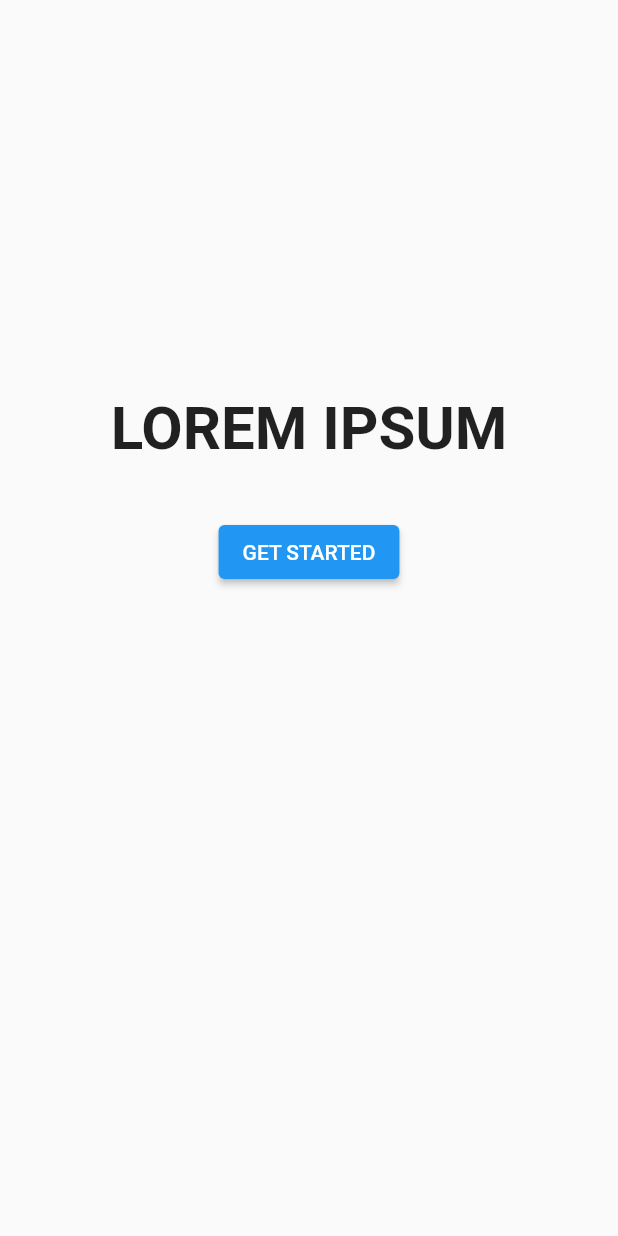
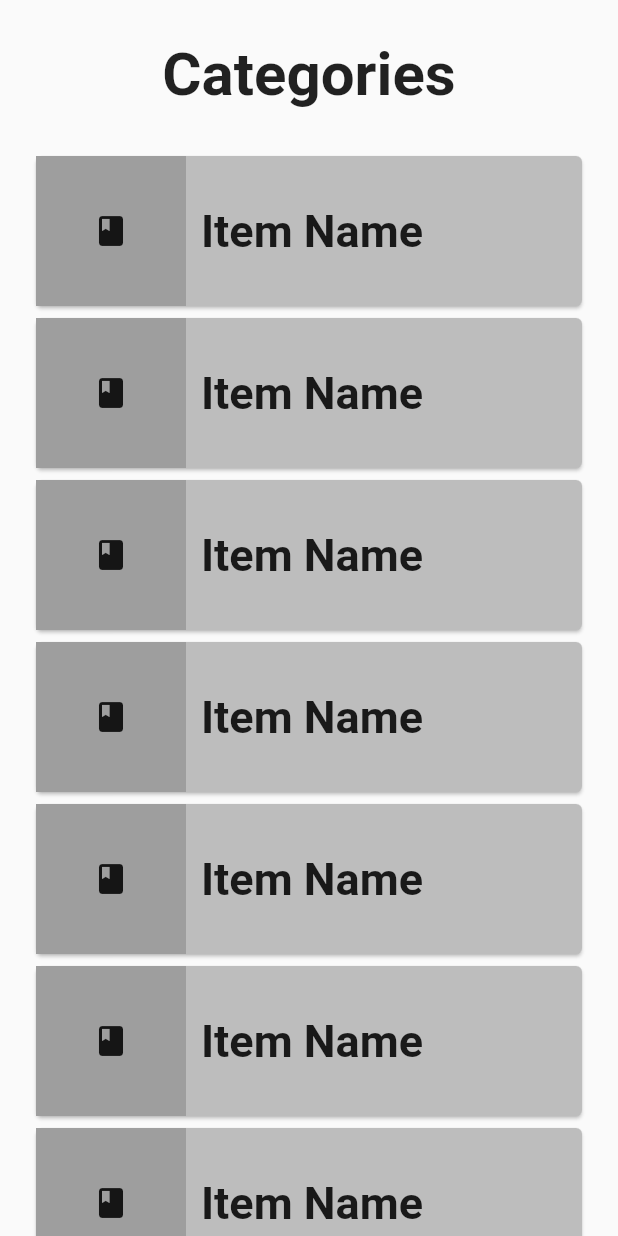
Before and after one commit to realino98/flutter_recycle, a Flutter app: the screen it shows after launch, on a phone screen of 412 x 824 dp. Run offline on Flutter 3.47's test engine with Material 2 defaults, Android fonts, the phone set to English and light mode, and no system bars; Roboto replaces fonts that are missing (Hind).

Commit message:
BR : Added Category Page

```diff
--- a/lib/main.dart
+++ b/lib/main.dart
@@ -1,5 +1,5 @@
 import 'package:flutter/material.dart';
-import 'package:flutter_recycle/pages/start_page.dart';
+import 'package:flutter_recycle/pages/categories_page.dart';
 
 void main() {
   runApp(const MainApp());
@@ -27,7 +27,7 @@ class MainApp extends StatelessWidget {
         ),
       ),
       debugShowCheckedModeBanner: false,
-      home: StartPage(),
+      home: CategoriesPage(),
     );
   }
 }
--- /dev/null
+++ b/lib/pages/categories_page.dart
@@ -0,0 +1,58 @@
+import 'package:flutter/material.dart';
+
+class CategoriesPage extends StatefulWidget {
+  const CategoriesPage({super.key});
+
+  @override
+  State<CategoriesPage> createState() => _CategoriesPageState();
+}
+
+class _CategoriesPageState extends State<CategoriesPage> {
+  @override
+  Widget build(BuildContext context) {
+    return Scaffold(
+      body: Column(
+        children: [
+          Container(
+            height: 100,
+            child: Center(
+              child: Text(
+                "Categories",
+                style: TextStyle(fontSize: 40, fontWeight: FontWeight.bold),
+              ),
+            ),
+          ),
+          Expanded(
+            child: Padding(
+              padding: const EdgeInsets.symmetric(horizontal: 20),
+              child: ListView.builder(
+                itemCount: 10,
+                itemBuilder: (context, index) {
+                  return Card(
+                    color: Colors.grey[400],
+                    child: Row(
+                      children: [
+                        Container(
+                          height: 100,
+                          width: 100,
+                          color: Colors.grey,
+                          child: Icon(Icons.book),
+                        ),
+                        SizedBox(width: 10),
+                        Text(
+                          "Item Name",
+                          style: TextStyle(
+                              fontWeight: FontWeight.bold, fontSize: 30),
+                        ),
+                      ],
+                    ),
+                  );
+                },
+              ),
+            ),
+          ),
+        ],
+      ),
+    );
+  }
+}
```
Also changed, not shown: assets/ui ux image reference.png (added), 1 other file.
